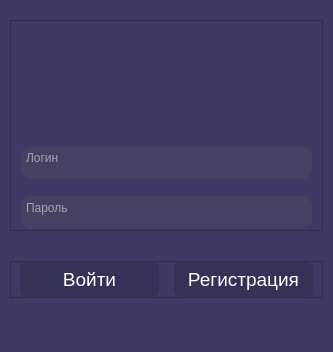
Before: the Qt Designer form client/GUI/UI_Authorization.ui in Vityshha/desktop-messenger, drawn with Qt 5.
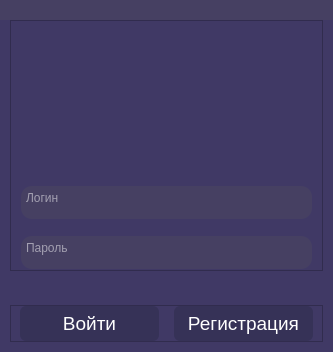
After: the same form once the commit is applied. Icons and pictures are not drawn.

```diff
--- a/client/GUI/UI_Authorization.ui
+++ b/client/GUI/UI_Authorization.ui
@@ -27,7 +27,8 @@
   </property>
   <property name="styleSheet">
    <string notr="true">background-color: rgb(64, 57, 101);
-color: rgb(255, 255, 255);</string>
+color: rgb(255, 255, 255);
+</string>
   </property>
   <widget class="QWidget" name="centralwidget">
    <layout class="QVBoxLayout" name="verticalLayout">
@@ -48,6 +49,9 @@
     </property>
     <item alignment="Qt::AlignTop">
      <widget class="QWidget" name="widget" native="true">
+      <property name="styleSheet">
+       <string notr="true">background-color: rgb(70, 64, 98);</string>
+      </property>
       <layout class="QHBoxLayout" name="horizontalLayout">
        <property name="spacing">
         <number>0</number>
@@ -146,7 +150,7 @@
       </property>
       <layout class="QVBoxLayout" name="verticalLayout_2">
        <property name="spacing">
-        <number>30</number>
+        <number>10</number>
        </property>
        <property name="leftMargin">
         <number>10</number>
@@ -278,6 +282,21 @@
          </layout>
         </widget>
        </item>
+       <item>
+        <widget class="QLabel" name="notif_label">
+         <property name="font">
+          <font>
+           <pointsize>9</pointsize>
+          </font>
+         </property>
+         <property name="text">
+          <string/>
+         </property>
+         <property name="alignment">
+          <set>Qt::AlignCenter</set>
+         </property>
+        </widget>
+       </item>
        <item alignment="Qt::AlignBottom">
         <widget class="QFrame" name="frame_2">
          <property name="sizePolicy">
@@ -381,21 +400,6 @@
          </layout>
         </widget>
        </item>
-       <item>
-        <widget class="QLabel" name="notif_label">
-         <property name="font">
-          <font>
-           <pointsize>9</pointsize>
-          </font>
-         </property>
-         <property name="text">
-          <string/>
-         </property>
-         <property name="alignment">
-          <set>Qt::AlignCenter</set>
-         </property>
-        </widget>
-       </item>
       </layout>
      </widget>
     </item>
```
